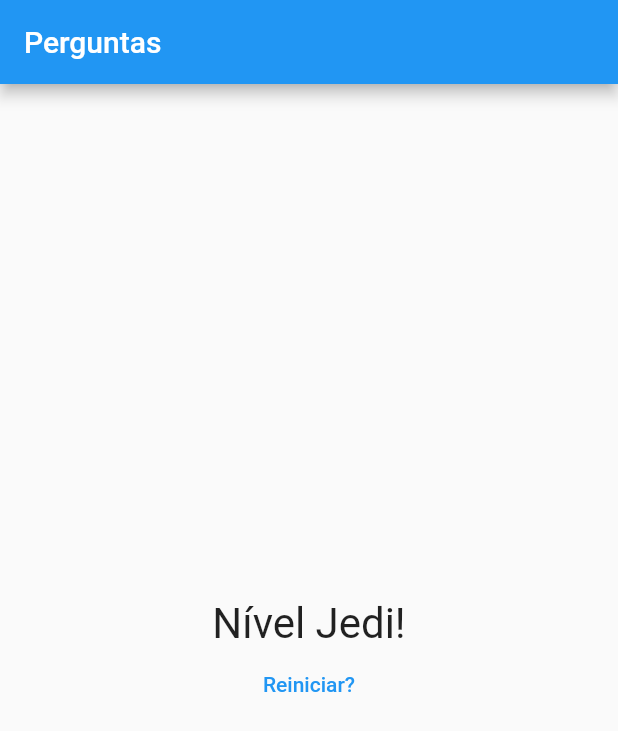
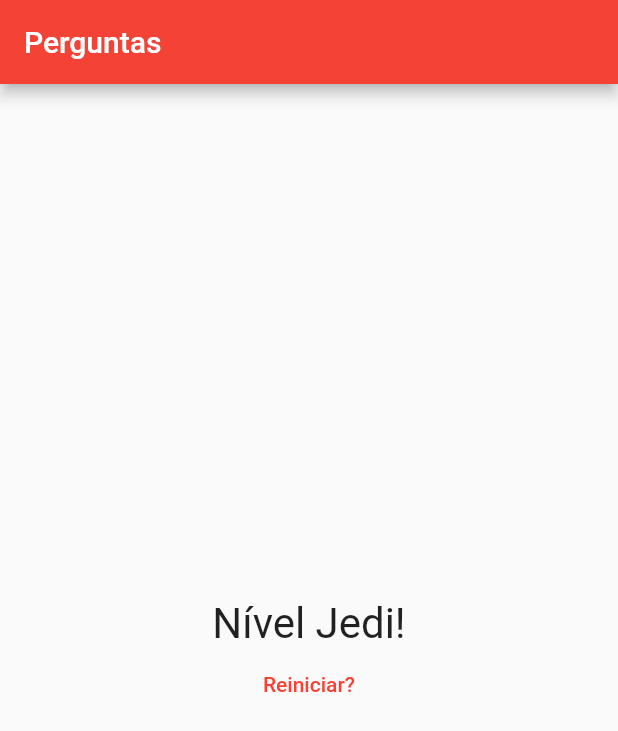
Before and after one commit to felipe-sousa/curso-flutter-projeto-quiz, a Flutter app: the screen it shows after launch, after a tap on "Preto", after a tap on "Cobra", after a tap on "João", on a phone screen of 412 x 824 dp. Shown: the top 731 px of the screen. Run offline on Flutter 3.47's test engine with Material 2 defaults, Android fonts, the phone set to English and light mode, and no system bars.

Commit message:
personalizacao do app
Alteradas as cores de Azul para Vermelho;
Ajustado as margens dos botoes de respostas para não ficar grudado nas bordas da tela

```diff
--- a/lib/main.dart
+++ b/lib/main.dart
@@ -62,15 +62,21 @@ class _PerguntaAppState extends State<PerguntaApp> {
     return MaterialApp(
       home: Scaffold(
         appBar: AppBar(
+          backgroundColor: Colors.red,
           title: const Text('Perguntas'),
         ),
-        body: temPerguntaSelecionada
+        body: Column(
+          mainAxisAlignment: MainAxisAlignment.center,
+          children: [
+            temPerguntaSelecionada
                 ? Questionario(
                     perguntas: _perguntas,
                     perguntaSelecionada: _perguntaSelecionada,
                     responder: _responder,
                   )
                 : Resultado(_pontuacaoTotal, _reiniciarQuestionario),
+          ],
+        ),
       ),
     );
   }
--- a/lib/resposta.dart
+++ b/lib/resposta.dart
@@ -12,11 +12,13 @@ class Resposta extends StatelessWidget {
   Widget build(BuildContext context) {
     return Container(
       width: double.infinity,
-      child: TextButton(
-        onPressed: onSelected,
-        style: TextButton.styleFrom(
-            primary: Colors.white, backgroundColor: Colors.blue),
-        child: Text(botao),
+      child: Padding(
+        padding: const EdgeInsets.fromLTRB(32, 8, 32, 0),
+        child: TextButton(
+          onPressed: onSelected,
+          style: TextButton.styleFrom(primary: Colors.white, backgroundColor: Colors.red),
+          child: Text(botao),
+        ),
       ),
     );
   }
--- a/lib/resultado.dart
+++ b/lib/resultado.dart
@@ -35,7 +35,7 @@ class Resultado extends StatelessWidget {
         TextButton(
           onPressed: reiniciarQuestionario,
           style: TextButton.styleFrom(
-            primary: Colors.blue,
+            primary: Colors.red,
             backgroundColor: Colors.transparent,
           ),
           child: const Text('Reiniciar?'),
```
Lines whose indentation alone changed are shown as unchanged.
